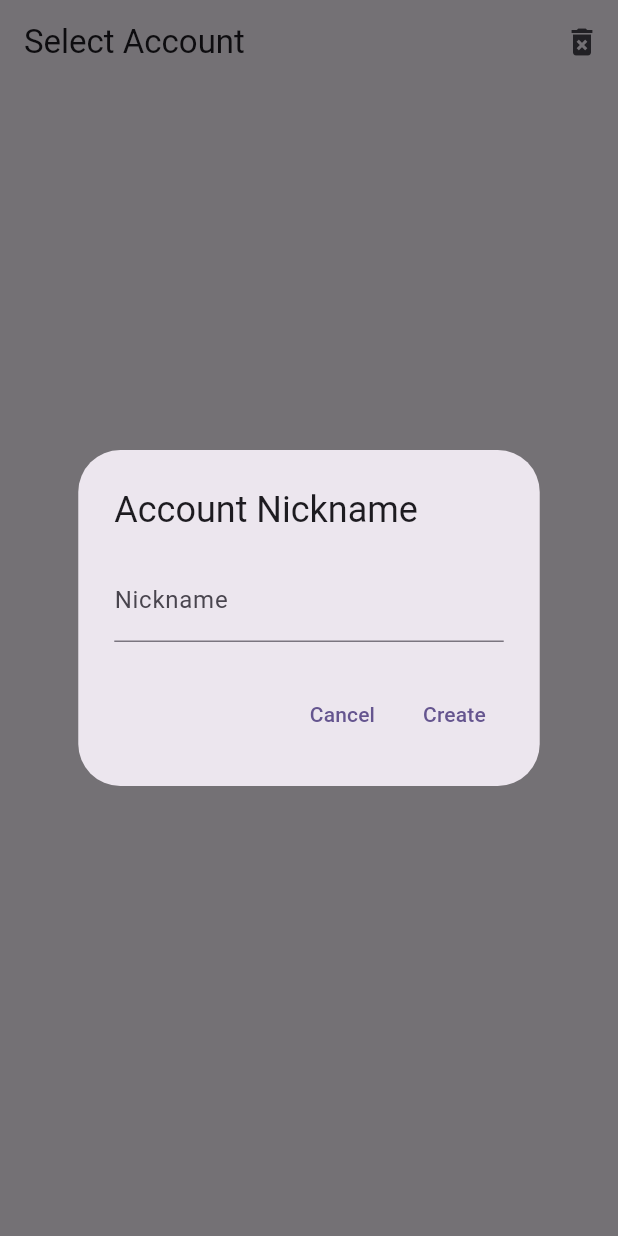
After one commit to rukafe0x/starknet_sports_pool, a Flutter app: the screen it shows after launch, after a tap on "Create New Account", on a phone screen of 412 x 824 dp. The commit adds this screen. Run offline on Flutter 3.47's test engine with Material 3 defaults, Android fonts, the light colour scheme and no system bars; our stand-ins replace convert, flutter_dotenv, flutter_secure_storage; missing offline and left inert: avnu_provider, bip39, ed25519_hd_key, starknet, starknet_provider.

Commit message:
Sponsored account creation

```diff
--- a/lib/main.dart
+++ b/lib/main.dart
@@ -6,28 +6,26 @@ import 'package:starknet/starknet.dart';
 import 'services/services.dart';
 import 'ui/main_screen.dart';
 import 'package:flutter_dotenv/flutter_dotenv.dart';
+import 'ui/account_selection_screen.dart';
 
 void main() async {
+  WidgetsFlutterBinding.ensureInitialized();
   await dotenv.load(fileName: ".env");
   runApp(const MyApp());
 }
 
 class MyApp extends StatelessWidget {
-  const MyApp({Key? key}) : super(key: key);
+  const MyApp({super.key});
 
   @override
   Widget build(BuildContext context) {
     return MaterialApp(
-      title: 'Starknet Wallet',
-      debugShowCheckedModeBanner: false,
+      title: 'Starknet Sports Pool',
       theme: ThemeData(
-        primarySwatch: Colors.deepPurple,
+        colorScheme: ColorScheme.fromSeed(seedColor: const Color(0xFF6750A4)),
         useMaterial3: true,
-        colorScheme: ColorScheme.fromSeed(
-          seedColor: const Color(0xFF6750A4),
-        ),
       ),
-      home: const SeedPhraseScreen(),
+      home: const AccountSelectionScreen(),
     );
   }
 }
@@ -118,6 +116,7 @@ class _SeedPhraseScreenState extends State<SeedPhraseScreen> {
               builder: (context) => MainScreen(
                 accountAddress: signeraccount.accountAddress.toHexString(),
                 owner: _owner,
+                accountNickname: 'Starknet Sports Pool',
               ),
             ),
           );
--- a/lib/services/services.dart
+++ b/lib/services/services.dart
@@ -6,17 +6,41 @@ import 'package:flutter_dotenv/flutter_dotenv.dart';
 import 'package:starknet_sports_pool/utils/utils.dart';
 import '../models/game.dart';
 import '../models/tournament_template.dart';
+import 'package:flutter_secure_storage/flutter_secure_storage.dart';
+import 'dart:convert';
+
+final _storage = const FlutterSecureStorage();
+
+Future<String> getSecretAccountAddress() async {
+  final accountData = await _storage.read(key: 'selected_account');
+  if (accountData == null) return '';
+  final data = jsonDecode(accountData);
+  return data['address'] ?? '';
+}
+
+Future<String> getSecretAccountPrivateKey() async {
+  final accountData = await _storage.read(key: 'selected_account');
+  if (accountData == null) return '';
+  final data = jsonDecode(accountData);
+  return data['privateKey'] ?? '';
+}
+
+final secretAccountAddress = getSecretAccountAddress();
+final secretAccountPrivateKey = getSecretAccountPrivateKey();
 
 final provider =
     JsonRpcProvider(nodeUri: Uri.parse(dotenv.env['STARKNET_NODE_URI'] ?? ''));
 final contractAddress = dotenv.env['CONTRACT_ADDRESS'] ?? '';
-final secretAccountAddress = dotenv.env['SECRET_ACCOUNT_ADDRESS'] ?? '';
-final secretAccountPrivateKey = dotenv.env['SECRET_ACCOUNT_PRIVATE_KEY'] ?? '';
-final signeraccount = getAccount(
-  accountAddress: Felt.fromHexString(secretAccountAddress),
-  privateKey: Felt.fromHexString(secretAccountPrivateKey),
-  nodeUri: Uri.parse(dotenv.env['STARKNET_NODE_URI'] ?? ''),
-);
+
+Future<Account> getSignerAccount() async {
+  final address = await getSecretAccountAddress();
+  final privateKey = await getSecretAccountPrivateKey();
+  return getAccount(
+    accountAddress: Felt.fromHexString(address),
+    privateKey: Felt.fromHexString(privateKey),
+    nodeUri: Uri.parse(dotenv.env['STARKNET_NODE_URI'] ?? ''),
+  );
+}
 
 Future<Felt> getOwner() async {
   final result = await provider.call(
@@ -129,21 +153,8 @@ Future<String> createTournamentInstance(
     Felt prizeFirstPlace,
     Felt prizeSecondPlace,
     Felt prizeThirdPlace) async {
-  // in cairo:
-  //   fn save_tournament_instance(ref self: ContractState, tournament_instance_id: u8, tournament_instance: tournament_instance) {
-  //   where:
-  //       struct tournament_instance {
-  //     instance_id: u8,
-  //     tournament_template_id: u8,
-  //     name: felt252,
-  //     description: felt252,
-  //     image_url: felt252,
-  //     entry_fee: u256,
-  //     prize_first_place: u256,
-  //     prize_second_place: u256,
-  //     prize_third_place: u256,
-  // }
-  final response = await signeraccount.execute(functionCalls: [
+  final account = await getSignerAccount();
+  final response = await account.execute(functionCalls: [
     FunctionCall(
       contractAddress: Felt.fromHexString(contractAddress),
       entryPointSelector: getSelectorByName("save_tournament_instance"),
@@ -180,9 +191,9 @@ Future<String> saveTournamentTemplate(
     BigInt prizeFirstPlace,
     BigInt prizeSecondPlace,
     BigInt prizeThirdPlace) async {
+  final account = await getSignerAccount();
   final gamesCount = 0;
-  //AQU VOY PARECE QUE FALTA UN ID
-  final response = await signeraccount.execute(functionCalls: [
+  final response = await account.execute(functionCalls: [
     FunctionCall(
       contractAddress: Felt.fromHexString(contractAddress),
       entryPointSelector: getSelectorByName("save_tournament_template"),
@@ -212,10 +223,9 @@ Future<String> saveTournamentTemplate(
 
 Future<String> saveTournamentTemplateGames(
     int tournamentId, List<Game> games) async {
+  final account = await getSignerAccount();
   final gamesCount = games.length;
-  //define calldata as array of felt
   List<Felt> calldata = [];
-  // set calldata with Game values
   calldata.add(Felt.fromInt(tournamentId));
   calldata.add(Felt.fromInt(gamesCount));
   for (var game in games) {
@@ -228,7 +238,7 @@ Future<String> saveTournamentTemplateGames(
       Felt.fromInt(game.played ? 1 : 0)
     ]);
   }
-  final response = await signeraccount.execute(functionCalls: [
+  final response = await account.execute(functionCalls: [
     FunctionCall(
       contractAddress: Felt.fromHexString(contractAddress),
       entryPointSelector: getSelectorByName("save_tournament_template_games"),
@@ -341,15 +351,14 @@ Future<List<Map<String, dynamic>>> getTournamentInstances() async {
 
 Future<String> saveUserInstancePrediction(
     int instanceId, List<Map<String, dynamic>> predictions) async {
+  final account = await getSignerAccount();
   List<Felt> calldata = [];
   calldata.add(Felt.fromInt(instanceId));
   calldata.add(Felt.fromInt(predictions.length));
-
   for (var prediction in predictions) {
     calldata.add(Felt.fromInt(prediction['prediction']));
   }
-
-  final response = await signeraccount.execute(functionCalls: [
+  final response = await account.execute(functionCalls: [
     FunctionCall(
       contractAddress: Felt.fromHexString(contractAddress),
       entryPointSelector: getSelectorByName("save_user_instance_prediction"),
@@ -362,13 +371,16 @@ Future<String> saveUserInstancePrediction(
     error: (err) => throw Exception("Failed to save predictions"),
   );
 
+  await waitForAcceptance(transactionHash: txHash, provider: provider);
+
   print('Saving predictions TX: $txHash');
   return txHash;
 }
 
 Future<String> editGameResult(
     int tournamentId, int gameId, Felt goals1, Felt goals2, bool played) async {
-  final response = await signeraccount.execute(functionCalls: [
+  final account = await getSignerAccount();
+  final response = await account.execute(functionCalls: [
     FunctionCall(
       contractAddress: Felt.fromHexString(contractAddress),
       entryPointSelector: getSelectorByName("edit_game_result"),
@@ -502,16 +514,18 @@ Future<List<int>> getUserInstancePredictionsList(String userAddress) async {
 }
 
 Future<String> approveEntryFee(int instanceId, Uint256 entryFee) async {
+  final account = await getSignerAccount();
   final strkTokenAddress = dotenv.env['STRK_TOKEN_ADDRESS'] ?? '';
-  final response = await signeraccount.execute(functionCalls: [
+  final calldata = [
+    Felt.fromHexString(contractAddress), // spender (contract address)
+    entryFee.low, // amount low
+    entryFee.high, // amount high
+  ];
+  final response = await account.execute(functionCalls: [
     FunctionCall(
       contractAddress: Felt.fromHexString(strkTokenAddress),
       entryPointSelector: getSelectorByName("approve"),
-      calldata: [
-        Felt.fromHexString(contractAddress), // spender (contract address)
-        entryFee.low, // amount low
-        entryFee.high, // amount high
-      ],
+      calldata: calldata,
     ),
   ]);
 
--- /dev/null
+++ b/lib/ui/account_selection_screen.dart
@@ -0,0 +1,379 @@
+import 'package:flutter/material.dart';
+import 'package:flutter_secure_storage/flutter_secure_storage.dart';
+import 'package:starknet/starknet.dart';
+import 'package:avnu_provider/avnu_provider.dart';
+import 'package:flutter_dotenv/flutter_dotenv.dart';
+import 'dart:convert';
+import 'dart:math';
+import '../ui/main_screen.dart';
+import '../services/services.dart';
+
+class AccountSelectionScreen extends StatefulWidget {
+  const AccountSelectionScreen({Key? key}) : super(key: key);
+
+  @override
+  _AccountSelectionScreenState createState() => _AccountSelectionScreenState();
+}
+
+class _AccountSelectionScreenState extends State<AccountSelectionScreen> {
+  final _storage = const FlutterSecureStorage();
+  List<Map<String, String>> _accounts = [];
+  bool _isLoading = true;
+  Felt _owner = Felt.fromHexString('0x0');
+
+  void _getOwner() async {
+    Felt owner = await getOwner();
+    setState(() {
+      _owner = owner;
+    });
+  }
+
+  @override
+  void initState() {
+    super.initState();
+    _loadAccounts();
+    _getOwner();
+  }
+
+  Future<void> _loadAccounts() async {
+    try {
+      // Get all stored keys
+      final allKeys = await _storage.readAll();
+
+      // Filter and parse account data
+      final accounts = <Map<String, String>>[];
+      for (var key in allKeys.keys) {
+        if (key.startsWith('account_')) {
+          final accountData = jsonDecode(allKeys[key]!);
+          accounts.add({
+            'nickname': accountData['nickname'],
+            'privateKey': accountData['privateKey'],
+            'address': accountData['address'],
+          });
+        }
+      }
+
+      // Add hardcoded account 1
+      final account1 = {
+        'nickname': dotenv.env['ACCOUNT1_NICKNAME'] ?? 'Admin',
+        'privateKey': dotenv.env['ACCOUNT1_PRIVATE_KEY'] ?? '',
+        'address': dotenv.env['ACCOUNT1_ADDRESS'] ?? '',
+      };
+      accounts.add(account1);
+
+      // Add hardcoded account 2
+      final account2 = {
+        'nickname': dotenv.env['ACCOUNT2_NICKNAME'] ?? 'User1',
+        'privateKey': dotenv.env['ACCOUNT2_PRIVATE_KEY'] ?? '',
+        'address': dotenv.env['ACCOUNT2_ADDRESS'] ?? '',
+      };
+      accounts.add(account2);
+
+      setState(() {
+        _accounts = accounts;
+        _isLoading = false;
+      });
+    } catch (e) {
+      setState(() {
+        _isLoading = false;
+      });
+      ScaffoldMessenger.of(context).showSnackBar(
+        SnackBar(content: Text('Error loading accounts: $e')),
+      );
+    }
+  }
+
+  Future<void> _selectAccount(Map<String, String> account) async {
+    // Show confirmation dialog
+    final bool? confirm = await showDialog<bool>(
+      context: context,
+      builder: (BuildContext context) {
+        return AlertDialog(
+          title: const Text('Select Account'),
+          content: Column(
+            mainAxisSize: MainAxisSize.min,
+            crossAxisAlignment: CrossAxisAlignment.start,
+            children: [
+              Text('Do you want to use the account "${account['nickname']}"?'),
+              const SizedBox(height: 16),
+              Text(
+                'Account Address: ${account['address']}',
+                style: const TextStyle(fontSize: 12),
+              ),
+              const SizedBox(height: 16),
+              const Text(
+                '⚠️ Important:',
+                style:
+                    TextStyle(fontWeight: FontWeight.bold, color: Colors.red),
+              ),
+              const Text(
+                  '• Save your account address - you will need to charge it with STRK tokens to participate in tournaments.'),
+            ],
+          ),
+          actions: <Widget>[
+            TextButton(
+              child: const Text('Cancel'),
+              onPressed: () => Navigator.of(context).pop(false),
+            ),
+            TextButton(
+              child: const Text('Ok'),
+              onPressed: () => Navigator.of(context).pop(true),
+            ),
+          ],
+        );
+      },
+    );
+
+    if (confirm == true) {
+      // Store selected account in secure storage
+      await _storage.write(
+        key: 'selected_account',
+        value: jsonEncode(account),
+      );
+
+      // Navigate to main screen with the selected account
+      if (mounted) {
+        Navigator.pushReplacement(
+          context,
+          MaterialPageRoute(
+            builder: (context) => MainScreen(
+              accountAddress: account['address']!,
+              owner: _owner,
+              accountNickname: account['nickname']!,
+            ),
+          ),
+        );
+      }
+    }
+  }
+
+  AvnuProvider getAvnuProvider({BigInt? publicKey, String? apiKey}) {
+    final env = dotenv.env;
+    if (env['AVNU_RPC'] == null) {
+      throw Exception('AVNU_RPC environment variable is not set');
+    }
+
+    return AvnuJsonRpcProvider(
+        nodeUri: Uri.parse(env['AVNU_RPC']!),
+        publicKey: publicKey,
+        apiKey: apiKey);
+  }
+
+  Future<void> _createSponsoredAccount() async {
+    try {
+      // Show dialog to get nickname
+      final nickname = await showDialog<String>(
+        context: context,
+        builder: (BuildContext context) {
+          String tempNickname = '';
+          return AlertDialog(
+            title: const Text('Account Nickname'),
+            content: TextField(
+              decoration: const InputDecoration(
+                hintText: 'Enter a nickname for your account',
+                labelText: 'Nickname',
+              ),
+              onChanged: (value) {
+                tempNickname = value;
+              },
+            ),
+            actions: <Widget>[
+              TextButton(
+                child: const Text('Cancel'),
+                onPressed: () => Navigator.of(context).pop(),
+              ),
+              TextButton(
+                child: const Text('Create'),
+                onPressed: () {
+                  if (tempNickname.trim().isNotEmpty) {
+                    Navigator.of(context).pop(tempNickname);
+                  }
+                },
+              ),
+            ],
+          );
+        },
+      );
+
+      if (nickname == null || nickname.trim().isEmpty) {
+        return; // User cancelled or entered empty nickname
+      }
+
+      const apiKey = '04a163bf-65e0-4ff7-870d-64379f3d6c92';
+      final publicKey = BigInt.parse(
+          "0429c489be63b21c399353e03a9659cfc1650b24bae1e9ebdde0aef2b38deb44",
+          radix: 16);
+      final avnuProvider =
+          getAvnuProvider(publicKey: publicKey, apiKey: apiKey);
+
+      // generate a new private key (not cryptographically secure)
+      // only for MVP purpose
+      final randomValue = Random().nextInt(1 << 32);
+      final ownerSigner = StarkSigner(privateKey: Felt.fromInt(randomValue));
+      final classHash = Felt.fromHexString(
+          '0x01a736d6ed154502257f02b1ccdf4d9d1089f80811cd6acad48e6b6a9d1f2003');
+      final calldata = [
+        ownerSigner.publicKey,
+        Felt.zero,
+      ];
+      final salt = ownerSigner.publicKey;
+      final accountAddress = Contract.computeAddress(
+        classHash: classHash,
+        calldata: calldata,
+        salt: salt,
+      );
+
+      final deploymentData = AvnuDeploymentData(
+        classHash: classHash.toHexString(),
+        salt: ownerSigner.publicKey.toHexString(),
+        unique: Felt.zero.toHexString(),
+        calldata: calldata.map((e) => e.toHexString()).toList(),
+        sigdata: [],
+      );
+      final avnuDeploy =
+          await avnuProvider.deployAccount(AvnuDeployAccountRequest(
+        userAddress: accountAddress.toHexString(),
+        deploymentData: deploymentData,
+      ));
+      final result = avnuDeploy as AvnuDeployAccountResult;
+      print('AVNU Transaction hash: ${result.transactionHash}');
+      print('Account address: ${accountAddress.toHexString()}');
+
+      // Create a new account entry
+      final newAccount = {
+        'nickname': nickname.trim(),
+        'privateKey': ownerSigner.privateKey.toHexString(),
+        'address': accountAddress.toHexString(),
+      };
+
+      // Store the new account
+      await _storage.write(
+        key: 'account_${_accounts.length}',
+        value: jsonEncode(newAccount),
+      );
+
+      // Reload accounts
+      await _loadAccounts();
+
+      ScaffoldMessenger.of(context).showSnackBar(
+        SnackBar(
+            content: Text('Account created: ${accountAddress.toHexString()}')),
+      );
+    } catch (e) {
+      ScaffoldMessenger.of(context).showSnackBar(
+        SnackBar(content: Text('Error creating account: $e')),
+      );
+    }
+  }
+
+  @override
+  Widget build(BuildContext context) {
+    return Scaffold(
+      appBar: AppBar(
+        title: const Text('Select Account'),
+        actions: [
+          IconButton(
+            icon: const Icon(Icons.delete_forever),
+            tooltip: 'Remove all accounts',
+            onPressed: () async {
+              // Show confirmation dialog
+              final bool? confirm = await showDialog<bool>(
+                context: context,
+                builder: (BuildContext context) {
+                  return AlertDialog(
+                    title: const Text('Remove All Accounts'),
+                    content: const Text(
+                      'Are you sure you want to remove all accounts? This action cannot be undone.',
+                    ),
+                    actions: <Widget>[
+                      TextButton(
+                        child: const Text('Cancel'),
+                        onPressed: () => Navigator.of(context).pop(false),
+                      ),
+                      TextButton(
+                        child: const Text('Remove All'),
+                        style: TextButton.styleFrom(
+                          foregroundColor: Colors.red,
+                        ),
+                        onPressed: () => Navigator.of(context).pop(true),
+                      ),
+                    ],
+                  );
+                },
+              );
+
+              if (confirm == true) {
+                try {
+                  // Get all keys
+                  final allKeys = await _storage.readAll();
+
+                  // Delete each key
+                  for (var key in allKeys.keys) {
+                    await _storage.delete(key: key);
+                  }
+
+                  // Reload accounts
+                  await _loadAccounts();
+
+                  if (mounted) {
+                    ScaffoldMessenger.of(context).showSnackBar(
+                      const SnackBar(
+                        content: Text('All accounts have been removed'),
+                      ),
+                    );
+                  }
+                } catch (e) {
+                  if (mounted) {
+                    ScaffoldMessenger.of(context).showSnackBar(
+                      SnackBar(
+                        content: Text('Error removing accounts: $e'),
+                      ),
+                    );
+                  }
+                }
+              }
+            },
+          ),
+        ],
+      ),
+      body: _isLoading
+          ? const Center(child: CircularProgressIndicator())
+          : _accounts.length == 2 //_accounts.isEmpty
+              ? Center(
+                  child: Column(
+                    mainAxisAlignment: MainAxisAlignment.center,
+                    children: [
+                      const Text(
+                        'No accounts found',
+                        style: TextStyle(fontSize: 18),
+                      ),
+                      const SizedBox(height: 16),
+                      ElevatedButton(
+                        onPressed: _createSponsoredAccount,
+                        child: const Text('Create New Account'),
+                      ),
+                    ],
+                  ),
+                )
+              : ListView.builder(
+                  padding: const EdgeInsets.all(16),
+                  itemCount: _accounts.length,
+                  itemBuilder: (context, index) {
+                    final account = _accounts[index];
+                    return Card(
+                      margin: const EdgeInsets.only(bottom: 16),
+                      child: ListTile(
+                        title: Text(account['nickname'] ?? ''),
+                        subtitle: Text(
+                          'Address: ${account['address']?.substring(0, 10)}...',
+                          style: const TextStyle(fontSize: 12),
+                        ),
+                        trailing: const Icon(Icons.arrow_forward_ios),
+                        onTap: () => _selectAccount(account),
+                      ),
+                    );
+                  },
+                ),
+    );
+  }
+}
```
Also changed, not shown: lib/ui/main_screen.dart (+53 -1 lines), lib/ui/play_tournament_screen.dart (+24 -28 lines), pubspec.yaml (+21 -6 lines), pubspec_overrides.yaml (+0 -8 lines), pubspec.lock.
